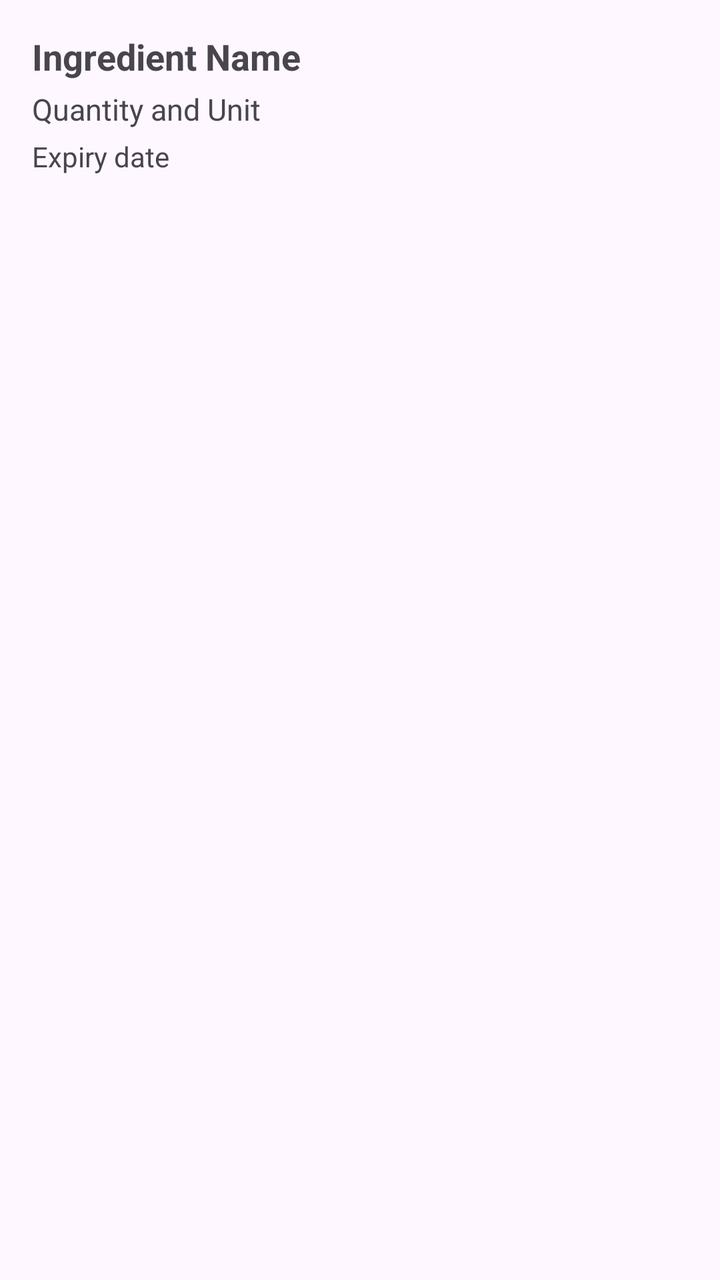
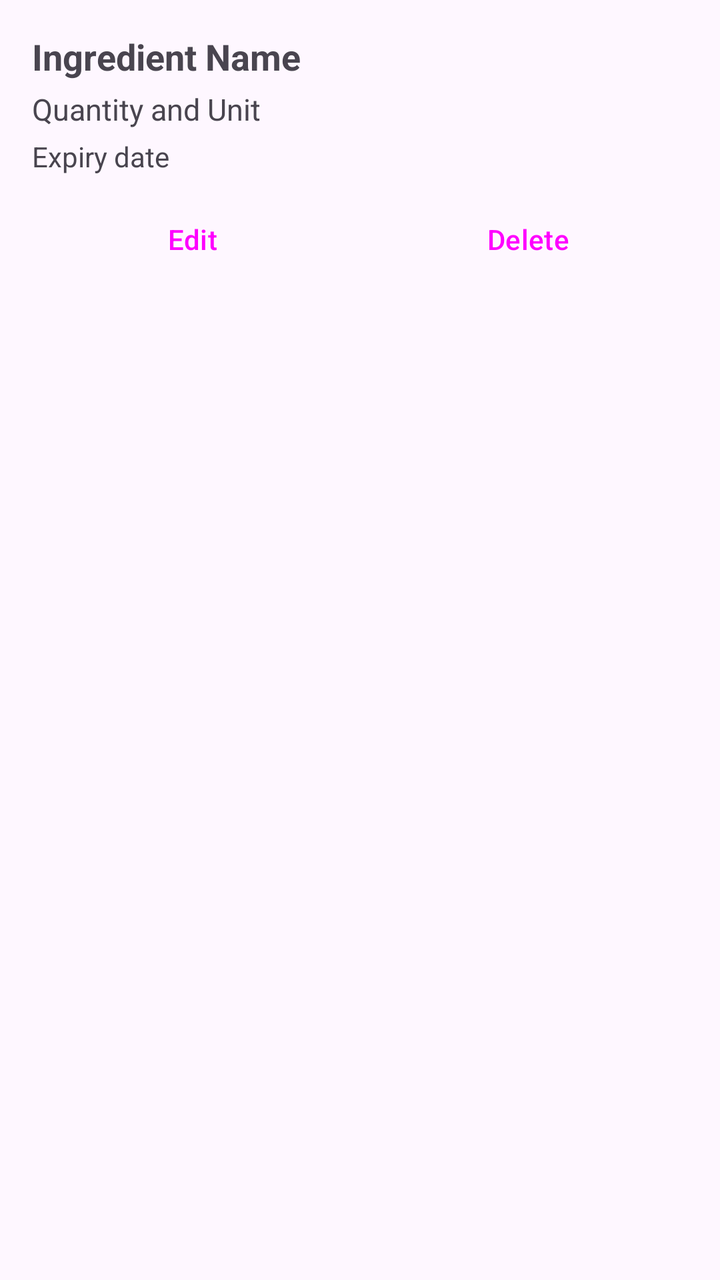

Two renders of the same Android screen: before a commit and after it. Below are the layout's source before the change and the commit's diff.
<!-- AndroidManifest.xml: application theme Theme.SmartPantryManager -->
<!-- res/layout/item_pantry.xml -->
<?xml version="1.0" encoding="utf-8"?>
<LinearLayout xmlns:android="http://schemas.android.com/apk/res/android"
    android:layout_width="match_parent"
    android:layout_height="wrap_content"
    android:orientation="vertical"
    android:padding="16dp">

    <TextView
        android:id="@+id/tvIngredientName"
        android:layout_width="match_parent"
        android:layout_height="wrap_content"
        android:text="Ingredient Name"
        android:textSize="18sp"
        android:textStyle="bold"
        android:paddingBottom="4dp" />

    <TextView
        android:id="@+id/tvIngredientDetails"
        android:layout_width="match_parent"
        android:layout_height="wrap_content"
        android:text="Quantity and Unit"
        android:textSize="15sp"
        android:paddingBottom="4dp" />

    <TextView
        android:id="@+id/tvExpiryDate"
        android:layout_width="match_parent"
        android:layout_height="wrap_content"
        android:text="Expiry date"
        android:textSize="14sp" />

</LinearLayout>
<!-- resources referenced by this layout -->
<resources>
  <style name="Theme.SmartPantryManager" parent="Base.Theme.SmartPantryManager" />
  <style name="Base.Theme.SmartPantryManager" parent="Theme.Material3.DayNight.NoActionBar">
          
          
      </style>
</resources>

<!-- the commit's change to res/layout/item_pantry.xml (unified diff, before → after) -->
@@ -27,6 +27,30 @@
         android:layout_width="match_parent"
         android:layout_height="wrap_content"
         android:text="Expiry date"
-        android:textSize="14sp" />
+        android:textSize="14sp"
+        android:paddingBottom="8dp" />
+
+    <LinearLayout
+        android:layout_width="match_parent"
+        android:layout_height="wrap_content"
+        android:orientation="horizontal">
+
+        <Button
+            android:id="@+id/btnEditItem"
+            style="@style/Widget.Material3.Button.OutlinedButton"
+            android:layout_width="0dp"
+            android:layout_height="wrap_content"
+            android:layout_weight="1"
+            android:layout_marginEnd="8dp"
+            android:text="Edit" />
+
+        <Button
+            android:id="@+id/btnDeleteItem"
+            style="@style/Widget.Material3.Button.OutlinedButton"
+            android:layout_width="0dp"
+            android:layout_height="wrap_content"
+            android:layout_weight="1"
+            android:text="Delete" />
+    </LinearLayout>
 
 </LinearLayout>
